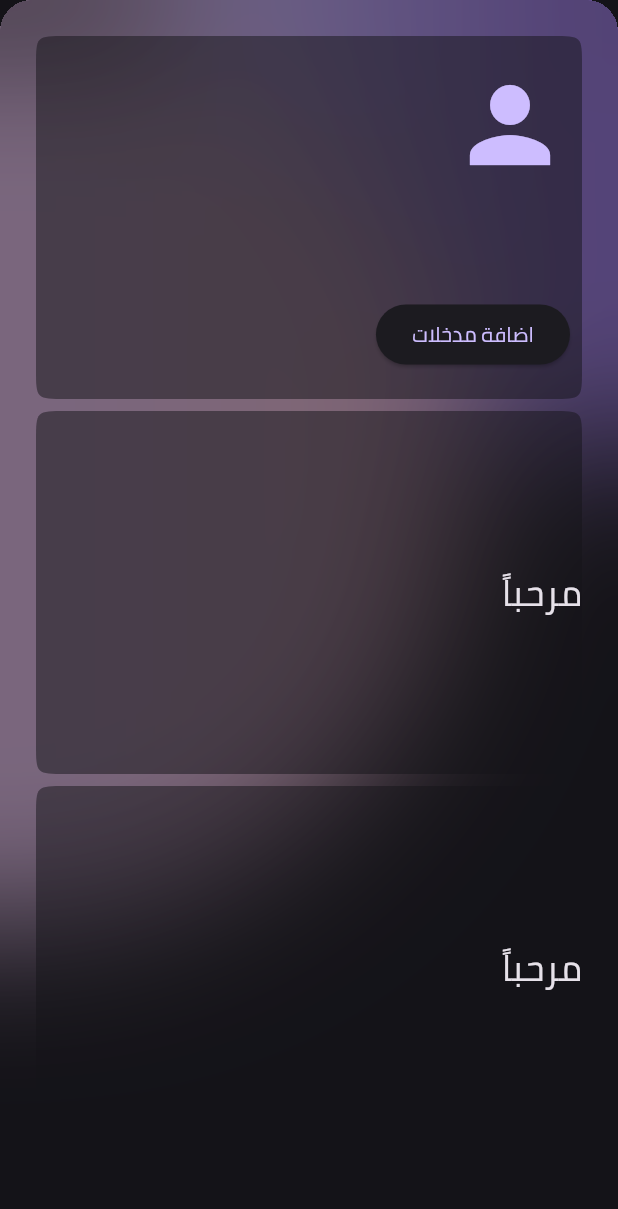
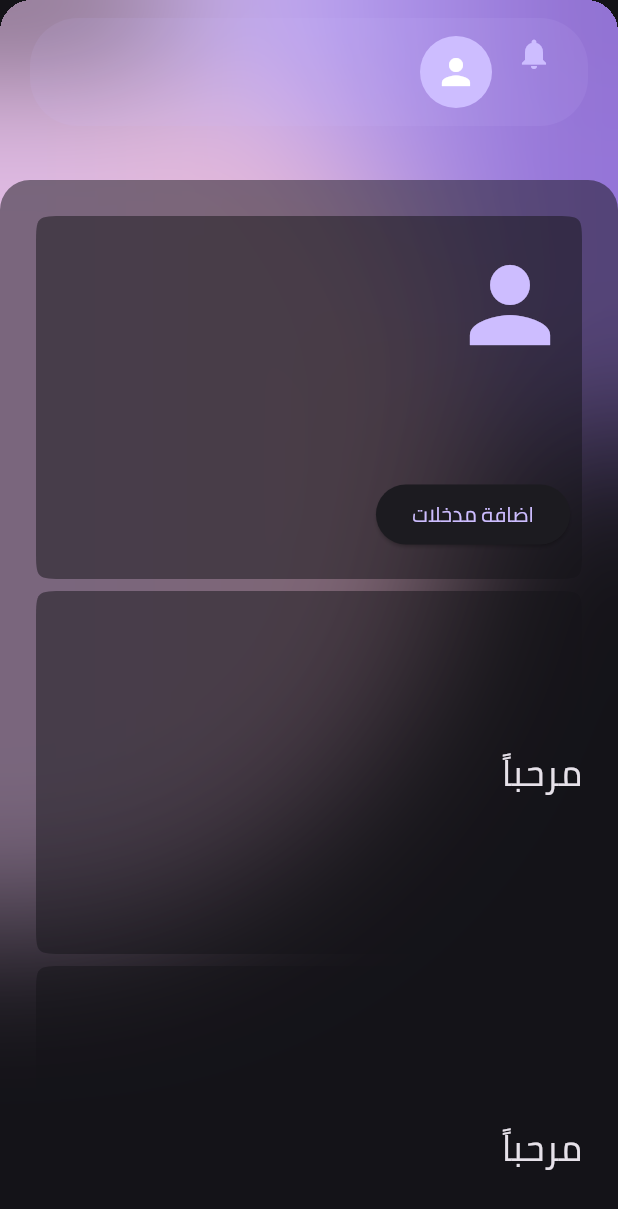
Before and after one commit to haroon911/konooze_system, a Flutter app: the DashHeader widget shown alone on an empty page, opened directly, on a phone screen of 412 x 824 dp. Shown: the top 1209 px of the screen. Run offline on Flutter 3.47's test engine with Material 3 defaults, Android fonts, the phone set to English and light mode, and no system bars; our stand-ins replace cached_network_image, carousel_slider, dartz, dio, get, image_picker and 3 more; accounts and stored records are empty; network calls fail.

Commit message:
new update

```diff
--- a/lib/views/components/nav_menus.dart
+++ b/lib/views/components/nav_menus.dart
@@ -7,7 +7,6 @@
 
   @override
   Widget build(BuildContext context) {
-
     return GetBuilder<NavMenuController>(builder: (controller) {
       return NavigationRail(
         leading: DrawerHeader(
@@ -38,9 +37,13 @@
             ),
           ],
         )),
-        trailing: IconButton(
-            onPressed: controller.onLogoutPressed,
-            icon: const Icon(Icons.exit_to_app_rounded)),
+        trailing: Column(
+          children: [
+            IconButton(
+                onPressed: controller.onLogoutPressed,
+                icon: const Icon(Icons.exit_to_app_rounded)),
+          ],
+        ),
         elevation: 5,
         extended: controller.extended,
         selectedIndex: controller.tab,
--- a/lib/views/screens/home/dashboard/dashboard.dart
+++ b/lib/views/screens/home/dashboard/dashboard.dart
@@ -74,8 +74,34 @@
               )),
           const BlureFilter(sigmaX: 50, sigmaY: 50),
           Container(
+            width: double.infinity,
+            padding: const EdgeInsets.symmetric(horizontal: 24, vertical: 12),
+            margin: const EdgeInsets.symmetric(horizontal: 20, vertical: 12),
             decoration: BoxDecoration(
-                color: Get.theme.canvasColor.withValues(alpha:0.5),
+              color: Get.theme.colorScheme.primary.withValues(alpha: 0.1),
+              borderRadius: BorderRadius.circular(32),
+            ),
+            child: Wrap(
+              children: [
+                Icon(Icons.notifications, color: Get.theme.colorScheme.primary),
+                const SizedBox(width: 16),
+                CircleAvatar(
+                  radius: 24,
+                  backgroundColor: Get.theme.colorScheme.primary,
+                  child: Icon(Icons.person, color: Colors.white, size: 28),
+                ),
+                const SizedBox(width: 12),
+                Text(
+                  " ${controller.konoozeServices.sharedPrefrences.getString("userName")}",
+                  style: Get.textTheme.titleMedium,
+                ),
+              ],
+            ),
+          ),
+          Container(
+            margin: EdgeInsets.only(top: 120),
+            decoration: BoxDecoration(
+                color: Get.theme.canvasColor.withValues(alpha: 0.5),
                 borderRadius: BorderRadius.circular(20)),
             child: GridView(
               shrinkWrap: true,
@@ -88,7 +114,7 @@
                   shadowColor: Colors.transparent,
                   shape: ContinuousRectangleBorder(
                       borderRadius: BorderRadius.circular(20)),
-                  color: Get.theme.cardColor.withValues(alpha:0.5),
+                  color: Get.theme.cardColor.withValues(alpha: 0.5),
                   child: Padding(
                     padding: const EdgeInsets.all(8.0),
                     child: Wrap(
@@ -115,7 +141,7 @@
                   shadowColor: Colors.transparent,
                   shape: ContinuousRectangleBorder(
                       borderRadius: BorderRadius.circular(20)),
-                  color: Get.theme.cardColor.withValues(alpha:0.5),
+                  color: Get.theme.cardColor.withValues(alpha: 0.5),
                   child: Stack(
                     alignment: Alignment.centerRight,
                     children: [
@@ -131,7 +157,7 @@
                   shadowColor: Colors.transparent,
                   shape: ContinuousRectangleBorder(
                       borderRadius: BorderRadius.circular(20)),
-                  color: Get.theme.cardColor.withValues(alpha:0.5),
+                  color: Get.theme.cardColor.withValues(alpha: 0.5),
                   child: Stack(
                     alignment: Alignment.centerRight,
                     children: [
@@ -139,7 +165,7 @@
                         child: Text(
                             "مرحباً ${controller.konoozeServices.sharedPrefrences.getString("userName")}",
                             style: Get.textTheme.headlineSmall),
-                      )
+                      ),
                     ],
                   ),
                 ),
```
